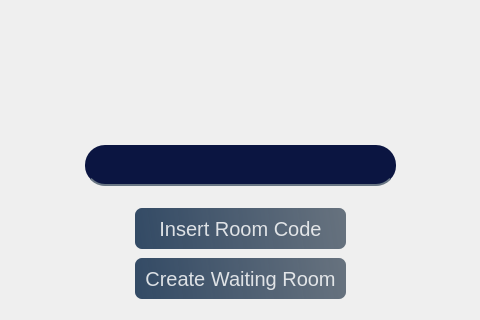
First picture: the form in Scribble/Scribble/JoinRoom.ui, repository PopescuFilip/Scribble, before the edit; both pictures show x 415 to 895 and y 222 to 542 of the 1280 by 720 pixel window.
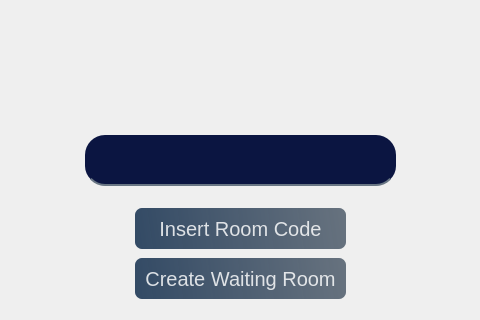
Second picture: the form after the edit.

Commit message: Changed the font from textEdit iin WitingRoom and JoinRoom

What changed in the file:
```diff
--- a/Scribble/Scribble/JoinRoom.ui
+++ b/Scribble/Scribble/JoinRoom.ui
@@ -30,11 +30,17 @@
      <property name="geometry">
       <rect>
        <x>10</x>
-       <y>30</y>
+       <y>20</y>
        <width>311</width>
-       <height>41</height>
+       <height>51</height>
       </rect>
      </property>
+     <property name="font">
+      <font>
+       <pointsize>20</pointsize>
+       <bold>true</bold>
+      </font>
+     </property>
      <property name="styleSheet">
       <string notr="true">background-color: rgb(11, 21, 65);
 border:none;
```
The commit also changes 2 other files.
